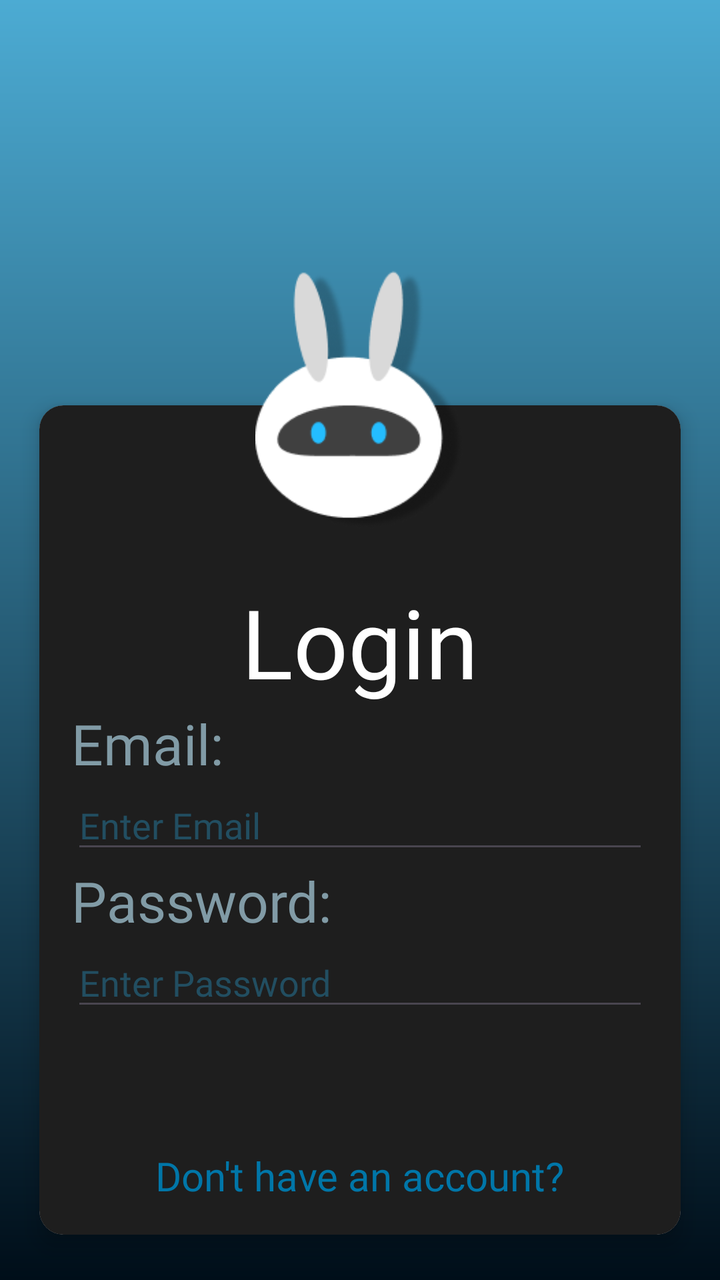
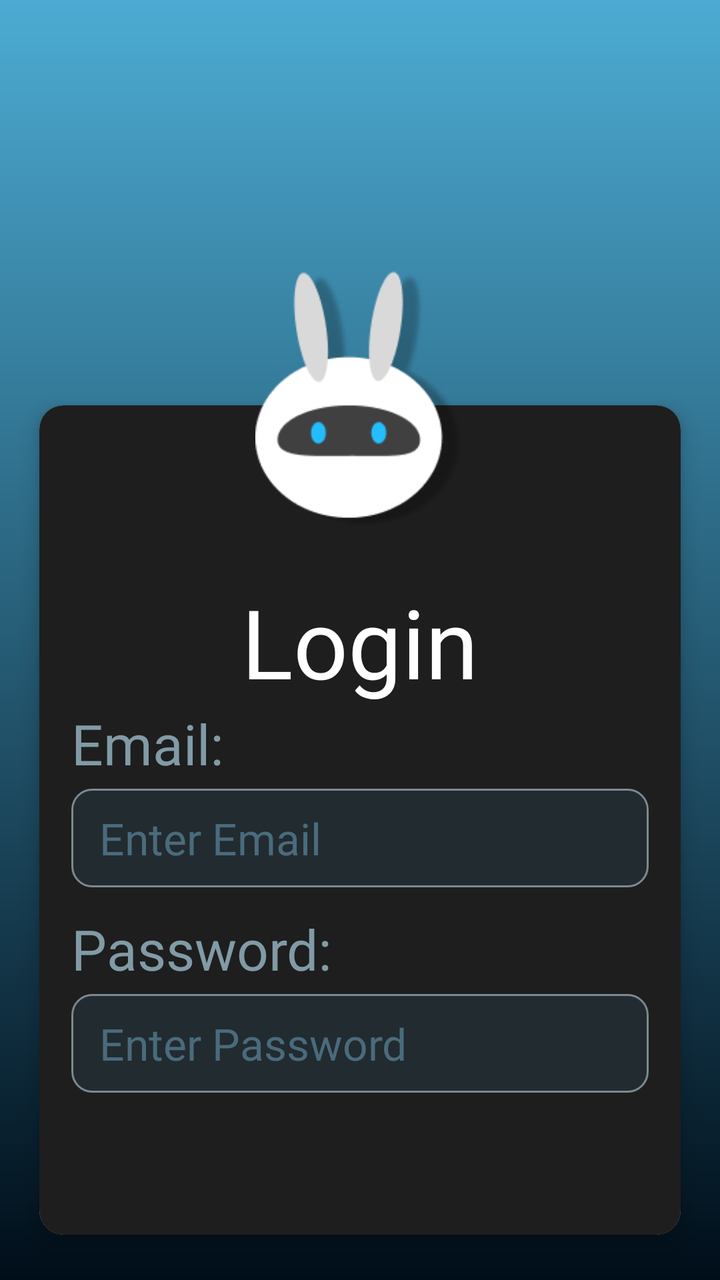

The first picture is an Android layout as it rendered before a commit; the second is the same layout after the commit. The layout source and the unified diff follow.
<!-- AndroidManifest.xml: application theme Theme.AttendLY -->
<!-- res/layout/login_activity.xml -->
<?xml version="1.0" encoding="utf-8"?>
<LinearLayout xmlns:android="http://schemas.android.com/apk/res/android"
    xmlns:app="http://schemas.android.com/apk/res-auto"
    xmlns:tools="http://schemas.android.com/tools"
    android:layout_width="match_parent"
    android:layout_height="match_parent"
    android:background="@drawable/bg"
    android:gravity="top|center_horizontal"
    android:orientation="vertical"
    android:paddingHorizontal="10dp"
    android:paddingTop="135dp"
    android:paddingBottom="10dp"
    >

    <FrameLayout
        android:layout_width="match_parent"
        android:layout_height="wrap_content"
        android:layout_gravity="center">

        <androidx.cardview.widget.CardView
            android:layout_width="match_parent"
            android:layout_height="wrap_content"
            app:cardCornerRadius="12dp"
            android:layout_marginTop="55dp"
            app:cardElevation="6dp"
            app:cardUseCompatPadding="true"
            tools:layout_editor_absoluteX="16dp"
            tools:layout_editor_absoluteY="121dp">


            <LinearLayout
                android:layout_width="match_parent"
                android:layout_height="match_parent"
                android:background="#1E1E1E"
                android:orientation="vertical"
                android:padding="16dp">

                <TextView
                    android:layout_width="wrap_content"
                    android:layout_height="match_parent"
                    android:layout_gravity="center"
                    android:layout_marginTop="70dp"
                    android:fontFamily="@font/jersey10"
                    android:text="@string/login"
                    android:textColor="#FFFFFF"
                    android:textSize="48sp">

                </TextView>

                <TextView
                    android:layout_width="wrap_content"
                    android:layout_height="match_parent"
                    android:fontFamily="@font/jersey10"
                    android:text="@string/email"
                    android:textColor="#819BA6"
                    android:textSize="28sp">

                </TextView>

                <EditText
                    android:id="@+id/etLoginEmail"
                    android:layout_width="match_parent"
                    android:layout_height="wrap_content"
                    android:hint="Enter Email"
                    android:fontFamily="@font/jersey10"
                    android:textColor="#FFFFFF"
                    android:textColorHint="#224E61">

                </EditText>

                <TextView
                    android:layout_width="wrap_content"
                    android:layout_height="match_parent"
                    android:fontFamily="@font/jersey10"
                    android:text="@string/password"
                    android:textColor="#819BA6"
                    android:textSize="28sp">

                </TextView>

                <EditText
                    android:id="@+id/etLoginPassword"
                    android:layout_width="match_parent"
                    android:layout_height="wrap_content"
                    android:fontFamily="@font/jersey10"
                    android:inputType="textPassword"
                    android:hint="Enter Password"
                    android:textColor="#FFFFFF"
                    android:textColorHint="#224E61">

                </EditText>

                <TextView
                    android:id="@+id/tvNoAccount"
                    android:layout_width="wrap_content"
                    android:layout_height="wrap_content"
                    android:layout_gravity="center"
                    android:layout_marginTop="64dp"
                    android:clickable="true"
                    android:focusable="true"
                    android:fontFamily="@font/jersey10"
                    android:text="@string/don_t_have_an_account"
                    android:textColor="#0076A8"
                    android:textSize="20sp" />

            </LinearLayout>
        </androidx.cardview.widget.CardView>

        <ImageView
            android:id="@+id/imageView"
            android:layout_width="124dp"
            android:layout_height="130dp"
            android:layout_gravity="top|center_horizontal"
            android:elevation="10dp"
            app:srcCompat="@drawable/attendly" />

    </FrameLayout>


    <Button
        android:id="@+id/btnSubmit"
        android:layout_width="match_parent"
        android:layout_height="wrap_content"
        android:text="@string/submit"

        android:backgroundTint="#56819BA6"
        android:fontFamily="@font/jersey10"
        android:textColor="#FFFFFF"
        android:textSize="40sp" />

    <LinearLayout
        android:layout_width="match_parent"
        android:layout_height="0dp"
        android:layout_weight="1"
        android:gravity="bottom|start"
        android:orientation="horizontal">

        <ImageView
            android:id="@+id/ivBottomMascot"
            android:layout_width="167dp"
            android:layout_height="230dp"
            android:layout_marginStart="-10dp"
            android:layout_marginBottom="10dp"
            android:rotation="15"
            android:scaleType="fitCenter"
            app:srcCompat="@drawable/attendly_heart" />

        <TextView
            android:id="@+id/tvWelcome"
            android:layout_width="wrap_content"
            android:layout_height="wrap_content"
            android:layout_marginStart="4dp"
            android:layout_marginBottom="48dp"
            android:fontFamily="@font/jersey10"
            android:lineSpacingExtra="4dp"
            android:text="Hi, Welcome to\nAttendLY"
            android:textColor="#819BA6"
            android:textSize="40sp" />

    </LinearLayout>


</LinearLayout>
<!-- resources referenced by this layout -->
<resources>
  <!-- drawable attendly: png bitmap (drawable, 11594 bytes) -->
  <!-- drawable attendly_heart: vector/xml drawable (drawable, 3502 chars, omitted) -->
  <!-- drawable bg (drawable) -->
  <vector xmlns:android="http://schemas.android.com/apk/res/android"
      xmlns:aapt="http://schemas.android.com/aapt"
      android:width="440dp"
      android:height="956dp"
      android:viewportWidth="440"
      android:viewportHeight="956">
    <group>
      <clip-path
          android:pathData="M0,0h440v956h-440z"/>
      <path
          android:pathData="M0,0h440v956h-440z">
        <aapt:attr name="android:fillColor">
          <gradient
              android:startX="220"
              android:startY="0"
              android:endX="220"
              android:endY="956"
              android:type="linear">
            <item android:offset="0" android:color="#FF4CABD3"/>
            <item android:offset="1" android:color="#FF000E19"/>
          </gradient>
        </aapt:attr>
      </path>
    </group>
  </vector>
  <string name="don_t_have_an_account">Don\'t have an account?</string>
  <string name="email">Email:</string>
  <string name="login">Login</string>
  <string name="password">Password:</string>
  <string name="submit">Submit</string>
  <style name="Theme.AttendLY" parent="Base.Theme.AttendLY" />
  <style name="Base.Theme.AttendLY" parent="Theme.Material3.DayNight.NoActionBar">
          
          
      </style>
</resources>

<!-- the commit's change to res/layout/login_activity.xml (unified diff, before → after) -->
@@ -61,10 +61,15 @@
                     android:id="@+id/etLoginEmail"
                     android:layout_width="match_parent"
                     android:layout_height="wrap_content"
+                    android:layout_marginTop="4dp"
+                    android:layout_marginBottom="12dp"
+                    android:background="@drawable/edittext_box"
+                    android:fontFamily="@font/jersey10"
                     android:hint="Enter Email"
-                    android:fontFamily="@font/jersey10"
+                    android:inputType="textEmailAddress"
                     android:textColor="#FFFFFF"
-                    android:textColorHint="#224E61">
+                    android:textColorHint="#4A6B7C"
+                    android:textSize="22sp">
 
                 </EditText>
 
@@ -82,11 +87,14 @@
                     android:id="@+id/etLoginPassword"
                     android:layout_width="match_parent"
                     android:layout_height="wrap_content"
+                    android:layout_marginTop="4dp"
+                    android:background="@drawable/edittext_box"
                     android:fontFamily="@font/jersey10"
+                    android:hint="Enter Password"
                     android:inputType="textPassword"
-                    android:hint="Enter Password"
                     android:textColor="#FFFFFF"
-                    android:textColorHint="#224E61">
+                    android:textColorHint="#4A6B7C"
+                    android:textSize="22sp">
 
                 </EditText>
 
<!-- resource entries referenced after the edit -->
@@ -28,6 +28,25 @@
       </path>
     </group>
   </vector>
+  <!-- drawable edittext_box (drawable) -->
+  <?xml version="1.0" encoding="utf-8"?>
+  <shape xmlns:android="http://schemas.android.com/apk/res/android"
+      android:shape="rectangle">
+  
+  
+      <solid android:color="#222B30" />
+      <corners android:radius="10dp" />
+  
+      <stroke
+          android:width="1dp"
+          android:color="#7B8A91" />
+  
+      <padding
+          android:left="14dp"
+          android:top="10dp"
+          android:right="14dp"
+          android:bottom="10dp" />
+  </shape>
   <string name="don_t_have_an_account">Don\'t have an account?</string>
   <string name="email">Email:</string>
   <string name="login">Login</string>
